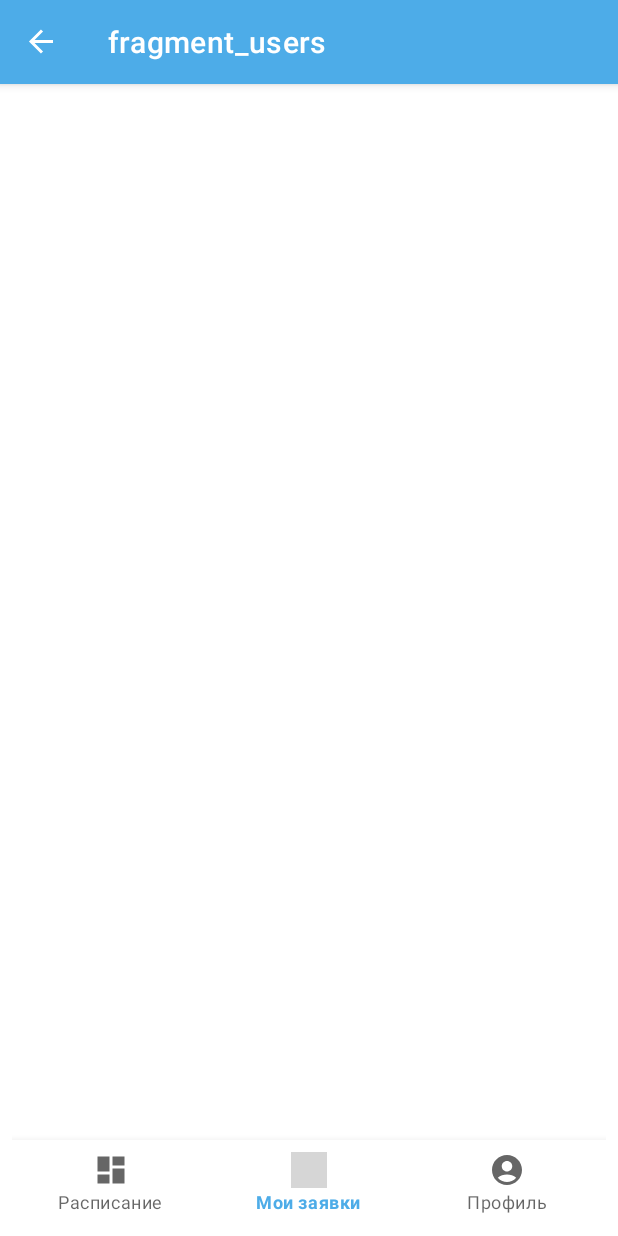
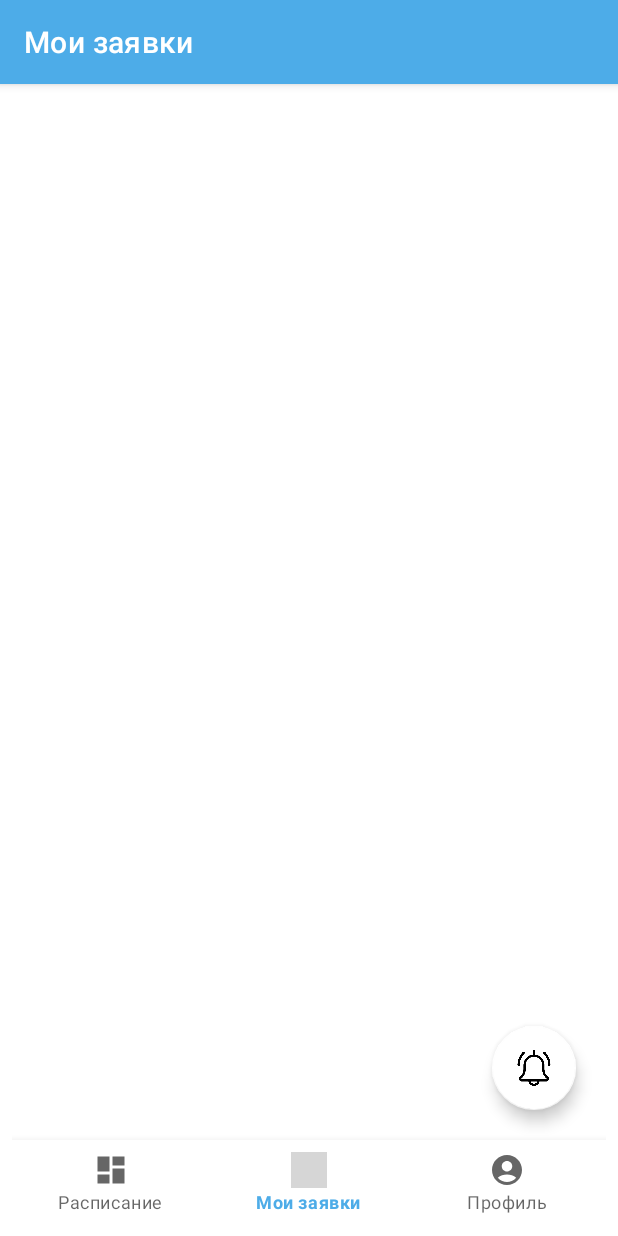
Before and after one commit to DarkLordikss/dekanat_keys, an Android app: the MainActivity screen opened directly, with no data from a screen before it, item 2 of the bottom bar chosen, on a phone screen of 412 x 824 dp. Run offline under Robolectric (Android 15) with nearby library versions, the phone set to English and light mode, and no system bars; our stand-ins replace navigation-ui; grey boxes are pictures that could not be loaded.

Commit message:
Страница уведомлений (пока пустая) и доработка макета отображения заявки

```diff
--- a/mobile/app/src/main/java/com/liid/dekanatkeys/activities/ui/myApplication/MyApplicationFragment.kt
+++ b/mobile/app/src/main/java/com/liid/dekanatkeys/activities/ui/myApplication/MyApplicationFragment.kt
@@ -29,7 +29,11 @@ class MyApplicationFragment : Fragment() {
         myApplicationRecyclerView.layoutManager = LinearLayoutManager(requireContext())
 
 
-        findNavController().navigate(R.id.action_navigation_my_application_to_usersFragment)
+        //findNavController().navigate(R.id.action_navigation_my_application_to_usersFragment)
+
+        binding.notificationButton.setOnClickListener{
+            findNavController().navigate(R.id.action_navigation_my_application_to_notificationFragment)
+        }
 
 //        val adapter = ApplicationRecicleAdapter(applicationList, this)
 //        myApplicationRecyclerView.adapter = adapter
@@ -39,4 +43,5 @@ class MyApplicationFragment : Fragment() {
     }
 
 
+
 }
--- a/mobile/app/src/main/java/com/liid/dekanatkeys/views/ApplicationRecicleAdapter.kt
+++ b/mobile/app/src/main/java/com/liid/dekanatkeys/views/ApplicationRecicleAdapter.kt
@@ -24,6 +24,6 @@ class ApplicationRecicleAdapter(private val myApplications: List<Application?>,
         val item = (holder as MyApplicationViewHolder).itemView as OKOApplicationItem
         item.setLessonNumber(position + 1)
         val myApplication = myApplications[position]!!
-        item.setApplicationInfo(myApplication.name, myApplication.description, myApplication.building, myApplication.classNumber, myApplication.date, myApplication.status)
+        //item.setApplicationInfo(myApplication.name, myApplication.description, myApplication.building, myApplication.classNumber, myApplication.date, myApplication.status)
     }
 }
--- a/mobile/app/src/main/res/layout/fragment_my_application.xml
+++ b/mobile/app/src/main/res/layout/fragment_my_application.xml
@@ -25,5 +25,18 @@
             />
     </LinearLayout>
 
+    <com.google.android.material.floatingactionbutton.FloatingActionButton
+        android:id="@+id/notificationButton"
+        android:onClick="notificationButton"
+        android:layout_width="wrap_content"
+        android:layout_height="wrap_content"
+        android:layout_marginEnd="20dp"
+        android:layout_marginBottom="20dp"
+        android:clickable="true"
+        android:src="@drawable/bell"
+        app:backgroundTint="#FFFFFF"
+        app:layout_constraintBottom_toBottomOf="parent"
+        app:layout_constraintEnd_toEndOf="parent" />
+
 
 </androidx.constraintlayout.widget.ConstraintLayout>
--- a/mobile/app/src/main/res/navigation/mobile_navigation.xml
+++ b/mobile/app/src/main/res/navigation/mobile_navigation.xml
@@ -23,6 +23,9 @@
         <action
             android:id="@+id/action_navigation_my_application_to_usersFragment"
             app:destination="@id/usersFragment" />
+        <action
+            android:id="@+id/action_navigation_my_application_to_notificationFragment"
+            app:destination="@id/notificationFragment" />
     </fragment>
 
     <fragment
@@ -60,8 +63,13 @@
     <fragment
         android:id="@+id/usersFragment"
         android:name="com.liid.dekanatkeys.fragments.UsersFragment"
-        android:label="fragment_users"
+        android:label="@string/title_user_fragments"
         tools:layout="@layout/fragment_users" />
+    <fragment
+        android:id="@+id/notificationFragment"
+        android:name="com.liid.dekanatkeys.fragments.NotificationFragment"
+        android:label="@string/title_notification_fragments"
+        tools:layout="@layout/fragment_notification" />
 
 
 </navigation>
--- a/mobile/app/src/main/res/values/strings.xml
+++ b/mobile/app/src/main/res/values/strings.xml
@@ -39,7 +39,8 @@
     <string name="title_profile">Профиль</string>
     <string name="title_dashboard">Расписание</string>
     <string name="title_my_application">Мои заявки</string>
-
+    <string name="title_user_fragments">Пользователи</string>
+    <string name="title_notification_fragments">Уведомления о заявках</string>
     <string name="title_create_application">Создать заявку</string>
 
 
```
Also changed, not shown: mobile/app/src/main/java/com/liid/dekanatkeys/fragments/NotificationFragment.kt (added, +24 -0 lines), mobile/app/src/main/java/com/liid/dekanatkeys/views/OKOApplicationItem.kt (+11 -0 lines), mobile/app/src/main/res/layout/fragment_notification.xml (added, +14 -0 lines), mobile/app/src/main/res/drawable/bell.png (added).
